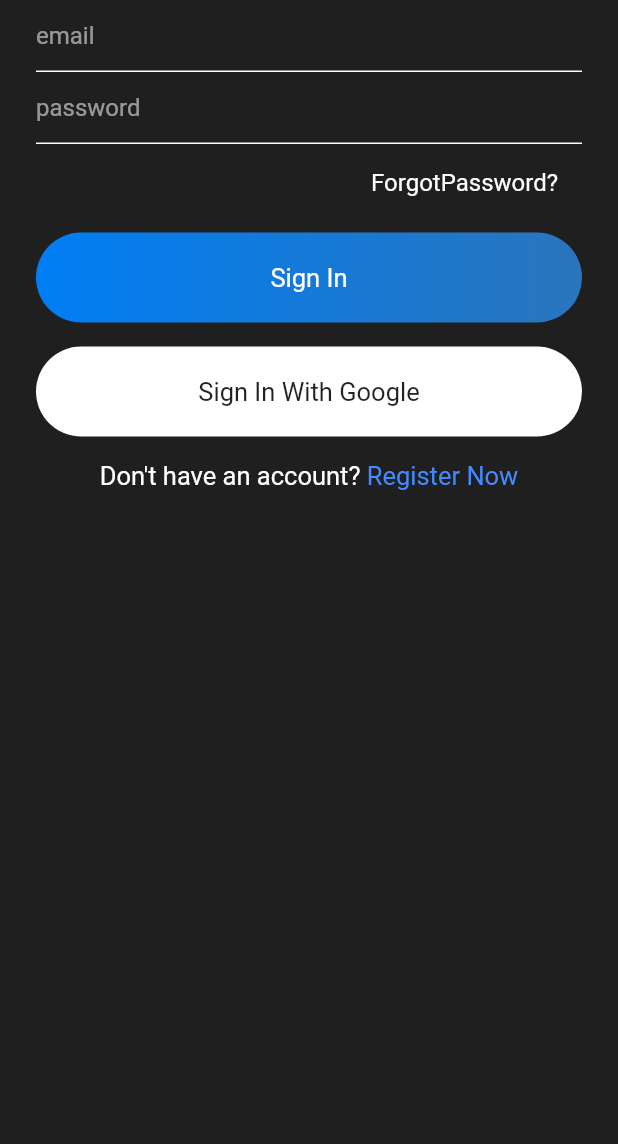
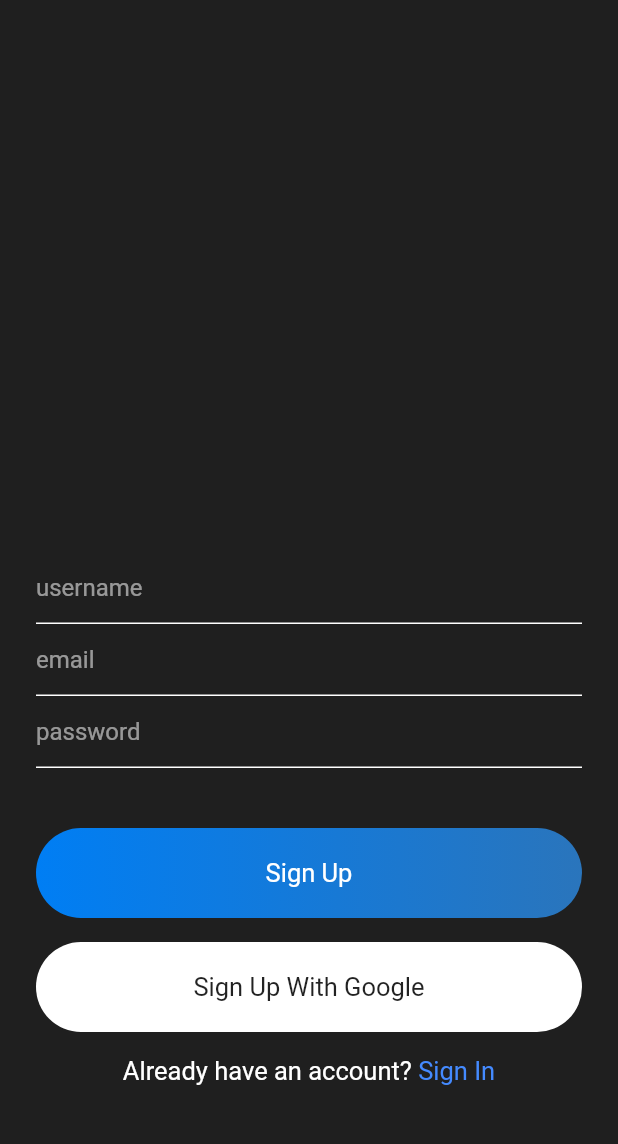
Before and after one commit to mohamedamine-tarhouni/chatbox, a Flutter app: the screen it shows after launch, on a phone screen of 412 x 824 dp, the part 84-1228 px from its top. Run offline on Flutter 3.47's test engine with Material 2 defaults, Android fonts, the phone set to English and light mode, and no system bars; our stand-ins replace firebase_auth; accounts and stored records are empty.

Commit message:
connexion inscription en cours

```diff
--- a/lib/main.dart
+++ b/lib/main.dart
@@ -1,4 +1,5 @@
 import 'package:chatbox/views/sigin.dart';
+import 'package:chatbox/views/signup.dart';
 import 'package:flutter/material.dart';
 
 void main() {
@@ -20,6 +21,6 @@ class MyApp extends StatelessWidget {
           primarySwatch: Colors.blue,
           visualDensity: VisualDensity.adaptivePlatformDensity,
         ),
-        home: SignIn());
+        home: SignUp());
   }
 }
--- a/lib/model/user.dart
+++ b/lib/model/user.dart
@@ -0,0 +1,4 @@
+class User_model{
+  String? userId;
+  User_model({this.userId});
+}
--- a/lib/views/signup.dart
+++ b/lib/views/signup.dart
@@ -0,0 +1,105 @@
+import 'package:flutter/material.dart';
+import '../widgets/widget.dart';
+
+class SignUp extends StatefulWidget {
+  const SignUp({Key? key}) : super(key: key);
+
+  @override
+  State<SignUp> createState() => _SignUpState();
+}
+
+class _SignUpState extends State<SignUp> {
+  TextEditingController userNameTextEditingController = new TextEditingController();
+  TextEditingController emailTextEditingController = new TextEditingController();
+  TextEditingController passwordTextEditingController = new TextEditingController();
+  @override
+  Widget build(BuildContext context) {
+    return Scaffold(
+      appBar: appBarMain(context),
+      body: SingleChildScrollView(
+        child: Container(
+          height: MediaQuery.of(context).size.height-50,
+          alignment: Alignment.bottomCenter,
+          child: Container(
+              padding: EdgeInsets.symmetric(horizontal: 24),
+              child: Column(
+                mainAxisSize: MainAxisSize.min,
+                children: [
+                  TextField(
+                    controller: userNameTextEditingController,
+                      style: simpleTextStyle(Colors.white, 16),
+                      decoration: textFieldInputDecoration("username")),
+                  TextField(
+                    controller: emailTextEditingController,
+                      style: simpleTextStyle(Colors.white, 16),
+                      decoration: textFieldInputDecoration("email")),
+                  TextField(
+                    controller: passwordTextEditingController,
+                      style: simpleTextStyle(Colors.white, 16),
+                      decoration: textFieldInputDecoration("password")),
+                  SizedBox(
+                    height: 8,
+                  ),
+                  Container(
+                    alignment: Alignment.centerRight,
+                    child: Container(
+                      padding: EdgeInsets.symmetric(horizontal: 16, vertical: 8),
+
+                    ),
+                  ),
+                  SizedBox(
+                    height: 16,
+                  ),
+                  Container(
+                    alignment: Alignment.center,
+                    width: MediaQuery.of(context).size.width,
+                    padding: EdgeInsets.symmetric(vertical: 20),
+                    decoration: BoxDecoration(
+                        gradient: LinearGradient(colors: [
+                          const Color(0xff007EF4),
+                          const Color(0xff2A75BC)
+                        ]),
+                        borderRadius: BorderRadius.circular(30)
+                    ),
+                    child: Text(
+                      "Sign Up",
+                      style: simpleTextStyle(Colors.white, 17),
+                    ),
+                  ),
+                  SizedBox(
+                    height: 16,
+                  ),
+                  Container(
+                    alignment: Alignment.center,
+                    width: MediaQuery.of(context).size.width,
+                    padding: EdgeInsets.symmetric(vertical: 20),
+                    decoration: BoxDecoration(
+                        color: Colors.white,
+                        borderRadius: BorderRadius.circular(30)
+                    ),
+                    child: Text(
+                      "Sign Up With Google",
+                      style: simpleTextStyle(Colors.black87, 17),
+                    ),
+                  ),
+                  SizedBox(
+                    height: 16,
+                  ),
+                  Row(
+                    mainAxisAlignment: MainAxisAlignment.center,
+                    children: [
+                      Text("Already have an account? ",style: simpleTextStyle(Colors.white, 17),),
+                      Text("Sign In",style: simpleTextStyle(Colors.blueAccent, 17),),
+                    ],
+                  ),
+                  SizedBox(
+                    height: 50,
+                  ),
+                ],
+              )
+          ),
+        ),
+      ),
+    );
+  }
+}
--- a/pubspec.yaml
+++ b/pubspec.yaml
@@ -21,6 +21,7 @@ dependencies:
   firebase_core: ^1.13.1
   cloud_firestore: ^3.1.10
   firebase_storage: ^10.2.9
+  firebase_auth: ^3.3.12
   http: ^0.13.4
 
 dev_dependencies:
```
Also changed, not shown: lib/services/auth.dart (added, +35 -0 lines), lib/views/sigin.dart (+12 -2 lines), pubspec.lock.
